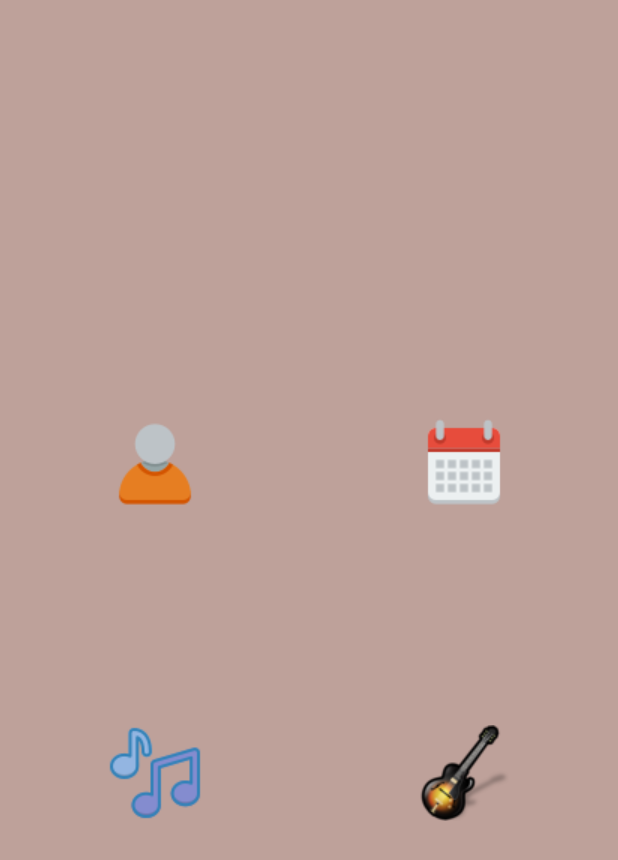
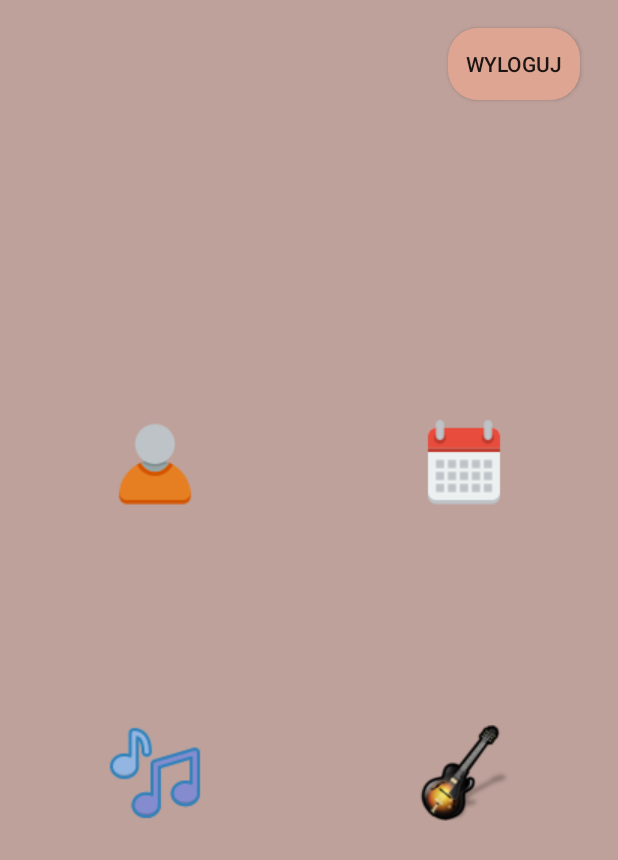
Before and after one commit to StarDust199/MaestroManager, an Android app: the MainActivity screen opened directly, with no data from a screen before it, on a phone screen of 412 x 824 dp. Shown: the top 860 px of the screen. Run offline under Robolectric (Android 15) with nearby library versions, the phone set to English and light mode, and no system bars.

Commit message:
dodanie mozliwosci wylogowania, poprawki do layoutu

```diff
--- a/app/src/main/java/com/example/maestro/MainActivity.java
+++ b/app/src/main/java/com/example/maestro/MainActivity.java
@@ -1,55 +1,62 @@
 package com.example.maestro;
 
+import android.content.Intent;
+import android.content.SharedPreferences;
+import android.os.Bundle;
+import android.widget.Button;
+import android.widget.ImageButton;
+
 import androidx.appcompat.app.AppCompatActivity;
-import android.content.Intent;
-import android.os.Bundle;
-import android.view.View;
-import android.widget.ImageButton;
-import android.widget.Toast;
 
 public class MainActivity extends AppCompatActivity {
-    private ImageButton imageButton;
     private MyOrientationEventListener mOrientationEventListener;
+
     @Override
     protected void onCreate(Bundle savedInstanceState) {
         super.onCreate(savedInstanceState);
         setContentView(R.layout.activity_main);
         mOrientationEventListener = new MyOrientationEventListener(this);
 
+        Button button= findViewById(R.id.logout);
+        button.setOnClickListener(view -> {
+            SharedPreferences sharedPreferences = getSharedPreferences("SESSION_DATA", MODE_PRIVATE);
+            SharedPreferences.Editor editor = sharedPreferences.edit();
+            editor.clear();
+            editor.apply();
 
-        imageButton = (ImageButton) findViewById(R.id.btn_attendance);
-        imageButton.setOnClickListener(new View.OnClickListener() {
-            @Override
-            public void onClick(View v) {
+            Intent intent = new Intent(MainActivity.this, LoginActivity.class);
+            intent.setFlags(Intent.FLAG_ACTIVITY_NEW_TASK | Intent.FLAG_ACTIVITY_CLEAR_TASK);
+            startActivity(intent);
+            finish();
+        });
+
+
+        ImageButton imageButton = findViewById(R.id.btn_attendance);
+        imageButton.setOnClickListener(v -> {
             Intent intent = new Intent(MainActivity.this, AttendanceActivity.class);
             startActivity(intent);
-            }
         });
-        imageButton= (ImageButton) findViewById(R.id.btn_calendar);
-        imageButton.setOnClickListener(new View.OnClickListener() {
-            @Override
-            public void onClick(View v) {
+        imageButton = findViewById(R.id.btn_calendar);
+        imageButton.setOnClickListener(v -> {
             Intent intent = new Intent(MainActivity.this, CalendarActivity.class);
             startActivity(intent);
-            }
         });
-        imageButton= (ImageButton) findViewById(R.id.btn_instrument);
-        imageButton.setOnClickListener(new View.OnClickListener() {
-            @Override
-            public void onClick(View v) {
+        imageButton = findViewById(R.id.btn_instrument);
+        imageButton.setOnClickListener(v -> {
             Intent intent = new Intent(MainActivity.this, InstrumentActivity.class);
             startActivity(intent);
-            }
         });
-        imageButton= (ImageButton) findViewById(R.id.btn_notes);
-        imageButton.setOnClickListener(new View.OnClickListener() {
-            @Override
-            public void onClick(View v) {
+        imageButton = findViewById(R.id.btn_notes);
+        imageButton.setOnClickListener(v -> {
             Intent intent = new Intent(MainActivity.this, NotesActivity.class);
             startActivity(intent);
-            }
         });
     }
+    @Override
+    public void onBackPressed() {
+        // Nie wywołuj super metody, aby zablokować przycisk cofania
+    }
+
     protected void onResume() {
         super.onResume();
 
--- a/app/src/main/java/com/example/maestro/MyOrientationEventListener.java
+++ b/app/src/main/java/com/example/maestro/MyOrientationEventListener.java
@@ -6,7 +6,7 @@ import android.view.Surface;
 import android.view.WindowManager;
 
 public class MyOrientationEventListener extends OrientationEventListener {
-    private Context mContext;
+    private final Context mContext;
     private int mOrientation = -1;
 
     public MyOrientationEventListener(Context context) {
--- a/app/src/main/res/layout/activity_main.xml
+++ b/app/src/main/res/layout/activity_main.xml
@@ -6,6 +6,8 @@
     android:layout_height="match_parent"
     android:background="@color/latte_med"
     tools:context=".MainActivity">
+
+
 
 
     <androidx.constraintlayout.widget.Guideline
@@ -66,7 +68,7 @@
         app:layout_constraintHorizontal_bias="0.0"
         app:layout_constraintStart_toEndOf="@id/guideline1"
         app:layout_constraintTop_toTopOf="parent"
-        app:layout_constraintVertical_bias="1.0"
+        app:layout_constraintVertical_bias="0.0"
         app:srcCompat="@drawable/calendar"
         tools:ignore="ImageContrastCheck" />
 
@@ -97,4 +99,17 @@
         app:layout_constraintVertical_bias="1.0"
         app:srcCompat="@drawable/guitar"
         tools:ignore="ImageContrastCheck" />
+
+    <Button
+        android:id="@+id/logout"
+        android:layout_width="wrap_content"
+        android:layout_height="wrap_content"
+        android:background="@drawable/button_background"
+        android:text="@string/wyloguj"
+        app:layout_constraintBottom_toTopOf="@+id/guideline2"
+        app:layout_constraintEnd_toEndOf="parent"
+        app:layout_constraintHorizontal_bias="0.786"
+        app:layout_constraintStart_toStartOf="@+id/guideline1"
+        app:layout_constraintTop_toTopOf="@+id/btn_calendar"
+        app:layout_constraintVertical_bias="0.118" />
 </androidx.constraintlayout.widget.ConstraintLayout>
--- a/app/src/main/res/layout/activity_register.xml
+++ b/app/src/main/res/layout/activity_register.xml
@@ -20,7 +20,7 @@
         android:layout_height="188dp"
         android:layout_marginTop="52dp"
         android:layout_marginBottom="16dp"
-        android:src="@drawable/maestro_ikona_mniejsza"
+        android:src="@drawable/maestroikona"
         app:layout_constraintTop_toTopOf="parent"
         app:layout_constraintBottom_toTopOf="@id/login"
         app:layout_constraintStart_toStartOf="parent"
@@ -46,6 +46,7 @@
         android:background="@drawable/edit_text_background"
         android:hint="@string/password"
         android:padding="12dp"
+        android:inputType="textPassword"
         app:layout_constraintEnd_toEndOf="parent"
         app:layout_constraintStart_toStartOf="parent"
         app:layout_constraintTop_toBottomOf="@id/login" />
--- a/app/src/main/res/values/strings.xml
+++ b/app/src/main/res/values/strings.xml
@@ -1,11 +1,13 @@
 <resources>
     <string name="app_name">Maestro</string>
     <string name="login">Login</string>
-    <string name="password">password</string>
-    <string name="email">email</string>
+    <string name="password">Password</string>
+    <string name="email">Email</string>
     <string name="btn_login">Zaloguj</string>
     <string name="btn_register">Zarejestruj</string>
     <string name="msg_zar">Nie masz jeszcze konta? Zarejestruj się.</string>
     <string name="msg_zal">Masz już konto? Zaloguj się.</string>
+    <string name="todo">TODO</string>
+    <string name="wyloguj">Wyloguj</string>
 
 </resources>
```
Also changed, not shown: app/src/main/java/com/example/maestro/DbHelper.java (+5 -14 lines), app/src/main/java/com/example/maestro/LoginActivity.java (+8 -20 lines), app/src/main/java/com/example/maestro/RegisterActivity.java (+8 -12 lines), app/src/main/res/layout/activity_login.xml (+9 -6 lines), app/src/main/res/drawable/maestroikona.png (renamed from app/src/main/res/drawable/maestro_ikona_mniejsza.png). Lines whose indentation alone changed are shown as unchanged.
